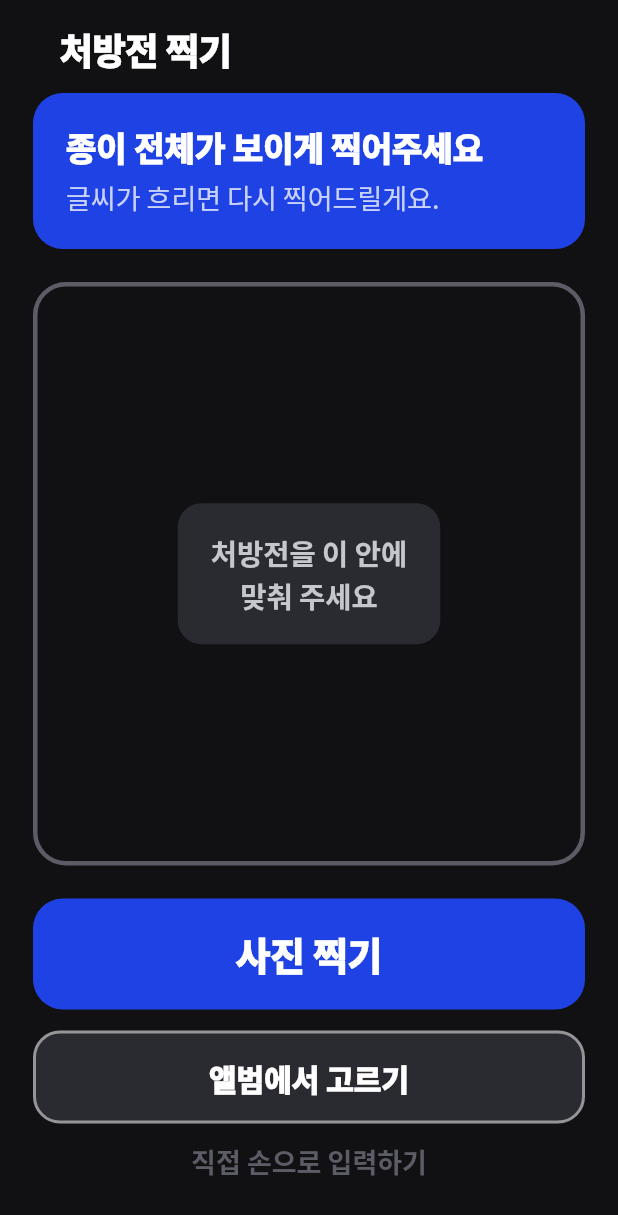
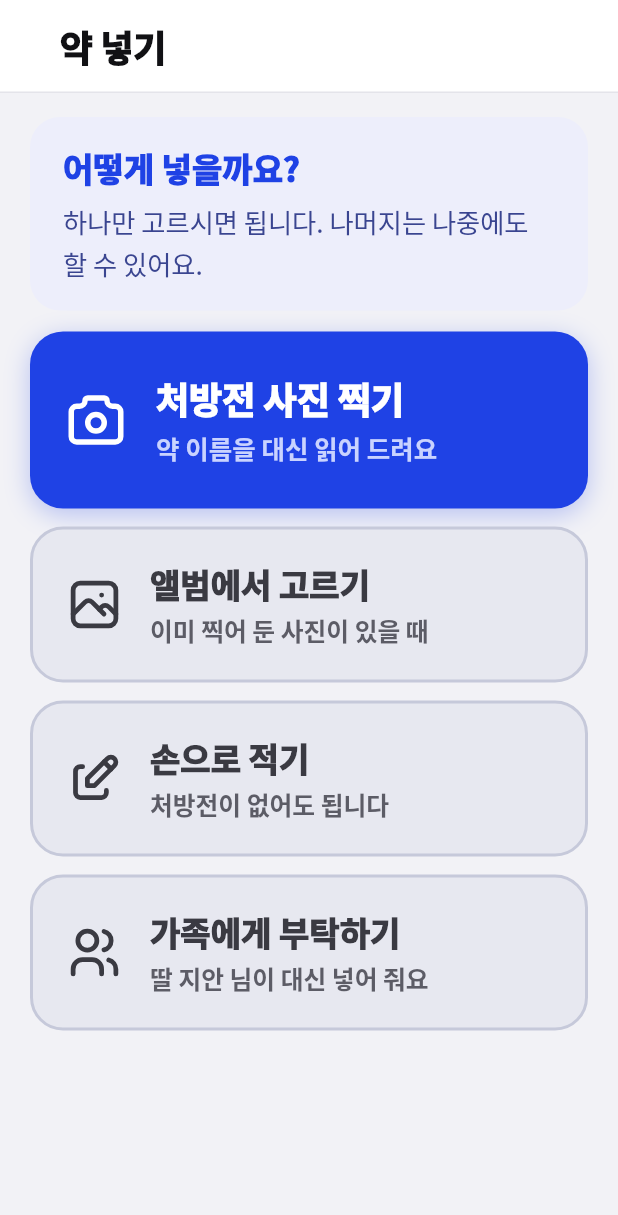
Before and after one commit to bong-bong00/alkong_yakong, a Flutter app: the PrescriptionScreen screen opened by its route, on a phone screen of 412 x 824 dp. Shown: the top 1215 px of the screen. Run offline on Flutter 3.47's test engine with Material 3 defaults, Android fonts, the phone set to English and light mode, and no system bars; our stand-ins replace dio, fl_chart, flutter_riverpod, flutter_tabler_icons, go_router, image_picker and 2 more; missing offline and left inert: polar; accounts and stored records are empty; Roboto replaces fonts that are missing (Noto Sans KR).

Commit message:
등록 루프에 방법 고르기와 손으로 적기를 넣는다
처방전 등록이 카메라로 바로 들어가지 않는다. 밝은 화면에서 어떻게
넣을지 먼저 고르고, 카메라는 찍기만 한다. 어두운 화면 위에 선택지를
얹으면 어르신이 무엇을 눌러야 할지 잃는다.

고를 수 있는 길은 넷이다 — 사진 찍기, 앨범에서 고르기, 손으로 적기,
가족에게 부탁하기. 가족에게 부탁하면 화면을 옮기지 않고 그 자리에서
확인 카드로 바뀐다. 어르신은 더 할 일이 없다.

손으로 적기는 약 이름과 드시는 때만 받는다. 용량과 남은 날수까지
물으면 여기서 대부분 포기한다. 빠진 것이 둘이어도 한 번에 하나씩만
알려준다.

Co-Authored-By: Claude Opus 5 <noreply@anthropic.com>
Claude-Session: https://claude.ai/code/session_01DraJsXS4EGMwwwVqsKY4Qt

```diff
--- a/lib/features/dashboard/presentation/screens/home_screen.dart
+++ b/lib/features/dashboard/presentation/screens/home_screen.dart
@@ -7,7 +7,6 @@ import '../../../../core/constants/app_colors.dart';
 import '../../../../core/mode/app_mode.dart';
 import '../../../easy_flow/presentation/easy_flow_shell.dart';
 import '../../../../core/widgets/senior_bottom_nav.dart';
-import '../../../../core/widgets/senior_feedback.dart';
 import '../../../biosignal/presentation/screens/measure_screen.dart';
 import '../../../medication/domain/medication_models.dart';
 import '../../../medication/presentation/screens/dose_done_screen.dart';
--- /dev/null
+++ b/lib/features/prescription/presentation/screens/add_medicine_screen.dart
@@ -0,0 +1,194 @@
+import 'package:flutter/material.dart';
+import 'package:flutter_tabler_icons/flutter_tabler_icons.dart';
+
+import '../../../../core/constants/app_colors.dart';
+import '../../../../core/theme/app_typography.dart';
+import '../../../../core/widgets/senior_button.dart';
+import '../../../../core/widgets/senior_card.dart';
+import '../../../../core/widgets/senior_header.dart';
+
+/// 어떤 방법으로 약을 넣을지.
+enum AddMedicineMethod { camera, gallery, manual, family }
+
+/// 07 · 약 넣기 · 방법 고르기.
+///
+/// **어두운 카메라 화면 위에 선택지를 얹지 않는다.**
+/// 밝은 화면에서 고르는 일만 먼저 끝내고, 카메라는 찍기만 한다.
+class AddMedicineScreen extends StatefulWidget {
+  final void Function(AddMedicineMethod method) onPick;
+  final String guardianTitle;
+
+  /// 부탁을 마친 뒤 오늘 화면으로 돌아가는 길.
+  final VoidCallback? onGoHome;
+
+  const AddMedicineScreen({
+    super.key,
+    required this.onPick,
+    this.guardianTitle = '딸 지안 님',
+    this.onGoHome,
+  });
+
+  @override
+  State<AddMedicineScreen> createState() => _AddMedicineScreenState();
+}
+
+class _AddMedicineScreenState extends State<AddMedicineScreen> {
+  /// 가족에게 부탁했는지. 화면을 옮기지 않고 자리에서 카드로 바뀐다.
+  bool _asked = false;
+
+  @override
+  Widget build(BuildContext context) {
+    return Scaffold(
+      backgroundColor: AppColors.bg,
+      body: Column(
+        children: [
+          const SeniorBackHeader(title: '약 넣기'),
+          Expanded(
+            child: SingleChildScrollView(
+              padding: const EdgeInsets.fromLTRB(20, 16, 20, 28),
+              child: Column(
+                crossAxisAlignment: CrossAxisAlignment.stretch,
+                children: [
+                  Container(
+                    padding: const EdgeInsets.symmetric(
+                      horizontal: 22,
+                      vertical: 18,
+                    ),
+                    decoration: BoxDecoration(
+                      color: AppColors.pointTint,
+                      borderRadius: BorderRadius.circular(20),
+                    ),
+                    child: Column(
+                      crossAxisAlignment: CrossAxisAlignment.start,
+                      children: [
+                        Text(
+                          '어떻게 넣을까요?',
+                          style: AppText.cardTitle(
+                            size: 22,
+                            color: AppColors.point,
+                          ),
+                        ),
+                        const SizedBox(height: 6),
+                        Text(
+                          '하나만 고르시면 됩니다. 나머지는 나중에도 할 수 있어요.',
+                          style: AppText.body(
+                            size: 17.5,
+                            color: AppColors.pointInk,
+                          ),
+                        ),
+                      ],
+                    ),
+                  ),
+                  const SizedBox(height: 14),
+                  SeniorChoiceCard(
+                    icon: TablerIcons.camera,
+                    title: '처방전 사진 찍기',
+                    description: '약 이름을 대신 읽어 드려요',
+                    primary: true,
+                    onPressed: () => widget.onPick(AddMedicineMethod.camera),
+                  ),
+                  const SizedBox(height: 12),
+                  SeniorChoiceCard(
+                    icon: TablerIcons.photo,
+                    title: '앨범에서 고르기',
+                    description: '이미 찍어 둔 사진이 있을 때',
+                    onPressed: () => widget.onPick(AddMedicineMethod.gallery),
+                  ),
+                  const SizedBox(height: 12),
+                  SeniorChoiceCard(
+                    icon: TablerIcons.edit,
+                    title: '손으로 적기',
+                    description: '처방전이 없어도 됩니다',
+                    onPressed: () => widget.onPick(AddMedicineMethod.manual),
+                  ),
+                  const SizedBox(height: 12),
+                  if (_asked)
+                    _AskedCard(
+                      guardianTitle: widget.guardianTitle,
+                      onGoHome: widget.onGoHome,
+                    )
+                  else
+                    SeniorChoiceCard(
+                      icon: TablerIcons.users,
+                      title: '가족에게 부탁하기',
+                      description: '${widget.guardianTitle}이 대신 넣어 줘요',
+                      onPressed: () {
+                        setState(() => _asked = true);
+                        widget.onPick(AddMedicineMethod.family);
+                      },
+                    ),
+                ],
+              ),
+            ),
+          ),
+        ],
+      ),
+    );
+  }
+}
+
+/// 부탁하고 나면 화면을 옮기지 않고 이 카드로 바뀐다.
+/// 어르신은 아무것도 더 하지 않아도 된다.
+class _AskedCard extends StatelessWidget {
+  final String guardianTitle;
+  final VoidCallback? onGoHome;
+
+  const _AskedCard({required this.guardianTitle, this.onGoHome});
+
+  @override
+  Widget build(BuildContext context) {
+    return SeniorCard(
+      padding: const EdgeInsets.symmetric(horizontal: 20, vertical: 18),
+      child: Column(
+        crossAxisAlignment: CrossAxisAlignment.stretch,
+        children: [
+          Row(
+            children: [
+              Container(
+                width: 48,
+                height: 48,
+                alignment: Alignment.center,
+                decoration: BoxDecoration(
+                  color: AppColors.pointTint,
+                  borderRadius: BorderRadius.circular(24),
+                ),
+                child: const ExcludeSemantics(
+                  child: Icon(
+                    TablerIcons.check,
+                    size: 28,
+                    color: AppColors.point,
+                  ),
+                ),
+              ),
+              const SizedBox(width: 14),
+              Expanded(
+                child: Column(
+                  crossAxisAlignment: CrossAxisAlignment.start,
+                  children: [
+                    Text(
+                      '$guardianTitle에게 부탁했어요',
+                      style: AppText.cardTitle(size: 21),
+                    ),
+                    Text(
+                      '$guardianTitle이 처방전을 넣으면 '
+                      '이 화면에 약이 나타납니다',
+                      style: AppText.caption(size: 17.5),
+                    ),
+                  ],
+                ),
+              ),
+            ],
+          ),
+          const SizedBox(height: 14),
+          SeniorButton(
+            label: '오늘 화면으로 가기',
+            kind: SeniorButtonKind.secondary,
+            minHeight: 66,
+            fontSize: 21,
+            onPressed: onGoHome ?? () => Navigator.of(context).maybePop(),
+          ),
+        ],
+      ),
+    );
+  }
+}
--- a/lib/features/prescription/presentation/screens/prescription_screen.dart
+++ b/lib/features/prescription/presentation/screens/prescription_screen.dart
@@ -13,12 +13,21 @@ import '../../../../core/widgets/recovery_view.dart';
 import '../../../../core/widgets/senior_button.dart';
 import '../../../../core/widgets/senior_card.dart';
 import '../../../../core/widgets/senior_header.dart';
+import '../../../../core/widgets/senior_feedback.dart';
 import '../../../onboarding/presentation/screens/first_run_screen.dart';
+import 'add_medicine_screen.dart';
+import 'manual_medicine_screen.dart';
 
 /// 처방전 등록 흐름의 단계.
 enum PrescriptionStep {
-  /// 4d — 처방전 촬영.
+  /// 07 — 어떻게 넣을지 고르기. 등록 플로우의 진입점.
+  pickMethod,
+
+  /// 08 — 처방전 촬영.
   capture,
+
+  /// 10 — 손으로 적기.
+  manual,
 
   /// 읽는 중.
   reading,
@@ -35,13 +44,20 @@ enum PrescriptionStep {
 /// "처방전 OCR 인식"이라는 말을 쓰지 않는다.
 /// 읽지 못했을 때도 사용자를 탓하지 않는다 — "다시 찍어드릴게요".
 class PrescriptionScreen extends StatefulWidget {
+  /// 함께 보는 가족 — "딸 지안 님".
+  final String guardianTitle;
+
   /// 등록이 끝났을 때 부를 콜백.
   ///
   /// 쉬운 모드가 이걸 받아서 다음 화면으로 넘긴다. 일반 모드는 넘기지 않고,
   /// 그때는 지금까지처럼 위험이 있으면 주의 화면을 띄우고 없으면 닫는다.
   final VoidCallback? onCompleted;
 
-  const PrescriptionScreen({super.key, this.onCompleted});
+  const PrescriptionScreen({
+    super.key,
+    this.onCompleted,
+    this.guardianTitle = '딸 지안 님',
+  });
 
   @override
   State<PrescriptionScreen> createState() => _PrescriptionScreenState();
@@ -51,7 +67,7 @@ class _PrescriptionScreenState extends State<PrescriptionScreen> {
   final ImagePicker _picker = ImagePicker();
   final ApiClient _apiClient = ApiClient();
 
-  PrescriptionStep _step = PrescriptionStep.capture;
+  PrescriptionStep _step = PrescriptionStep.pickMethod;
   File? _image;
   Map<String, dynamic>? _result;
 
@@ -192,13 +208,36 @@ class _PrescriptionScreenState extends State<PrescriptionScreen> {
   @override
   Widget build(BuildContext context) {
     switch (_step) {
+      case PrescriptionStep.pickMethod:
+        return AddMedicineScreen(
+          guardianTitle: widget.guardianTitle,
+          onGoHome: () => Navigator.of(context).maybePop(),
+          onPick: (method) {
+            switch (method) {
+              case AddMedicineMethod.camera:
+                _pick(ImageSource.camera);
+              case AddMedicineMethod.gallery:
+                _pick(ImageSource.gallery);
+              case AddMedicineMethod.manual:
+                setState(() => _step = PrescriptionStep.manual);
+              case AddMedicineMethod.family:
+                break;
+            }
+          },
+        );
+      case PrescriptionStep.manual:
+        return ManualMedicineScreen(
+          onUseCamera: () => setState(() => _step = PrescriptionStep.capture),
+          onSave: (name, slots) {
+            showSeniorSnackbar(context, '$name을 등록했어요');
+            _register();
+          },
+        );
       case PrescriptionStep.capture:
         return _CaptureScreen(
           onCamera: () => _pick(ImageSource.camera),
           onGallery: () => _pick(ImageSource.gallery),
-          onManual: () => ScaffoldMessenger.of(context).showSnackBar(
-            const SnackBar(content: Text('손으로 적기 — 아직 준비 중이에요')),
-          ),
+          onManual: () => setState(() => _step = PrescriptionStep.manual),
         );
       case PrescriptionStep.reading:
         return _ReadingScreen(image: _image);
```
Also changed, not shown: lib/features/prescription/presentation/screens/manual_medicine_screen.dart (added, +289 -0 lines), 1 other file.
